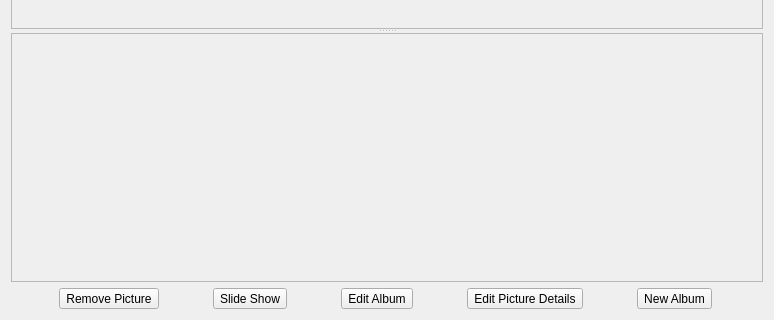
Above: retroshare-gui/src/gui/PhotoShare/PhotoDialog.ui from RetroShare/RetroShare before the change; both pictures show x 0 to 774 and y 288 to 608 of the 774 by 608 pixel window. Below: the same form after it.
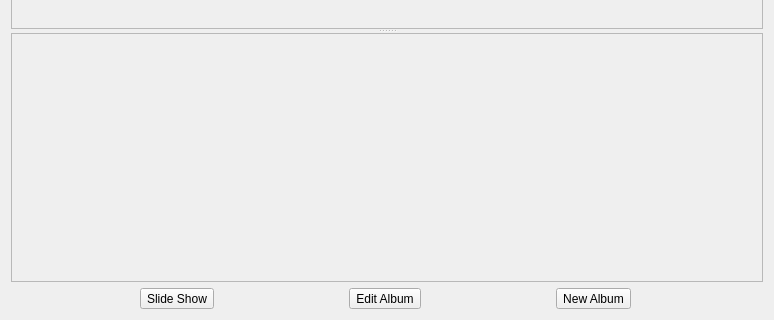
That is the form after the change.

Commit message:
Major improvements to the PhotoSharing Application. 	- Editing of Photo Descriptions & Album descriptions. 	- Photo versions. 	- Default to Album description, if Photo not filled in. 	- Album Cover images. 	- SlideShow.
Todo:
	- Deletion of Photos & Albums.
	- Handle Photo Files (only thumbnails at the moment).
	- Searching.
	- Sharing options.
	- Image processing.
	- +lots more.

```diff
--- a/retroshare-gui/src/gui/PhotoShare/PhotoDialog.ui
+++ b/retroshare-gui/src/gui/PhotoShare/PhotoDialog.ui
@@ -193,13 +193,6 @@
    </item>
    <item>
     <layout class="QHBoxLayout" name="horizontalLayout_5">
-     <item>
-      <widget class="QToolButton" name="toolButton_RemovePicture">
-       <property name="text">
-        <string>Remove Picture</string>
-       </property>
-      </widget>
-     </item>
      <item>
       <widget class="QToolButton" name="toolButton_SlideShow">
        <property name="text">
@@ -214,13 +207,6 @@
        </property>
       </widget>
      </item>
-     <item>
-      <widget class="QToolButton" name="toolButton_EditPictureDetails">
-       <property name="text">
-        <string>Edit Picture Details</string>
-       </property>
-      </widget>
-     </item>
      <item>
       <widget class="QToolButton" name="toolButton_NewAlbum">
        <property name="text">
```
Left out of the diff: 8 changed lines with no effect on the pictures. The commit also changes 15 other files.
